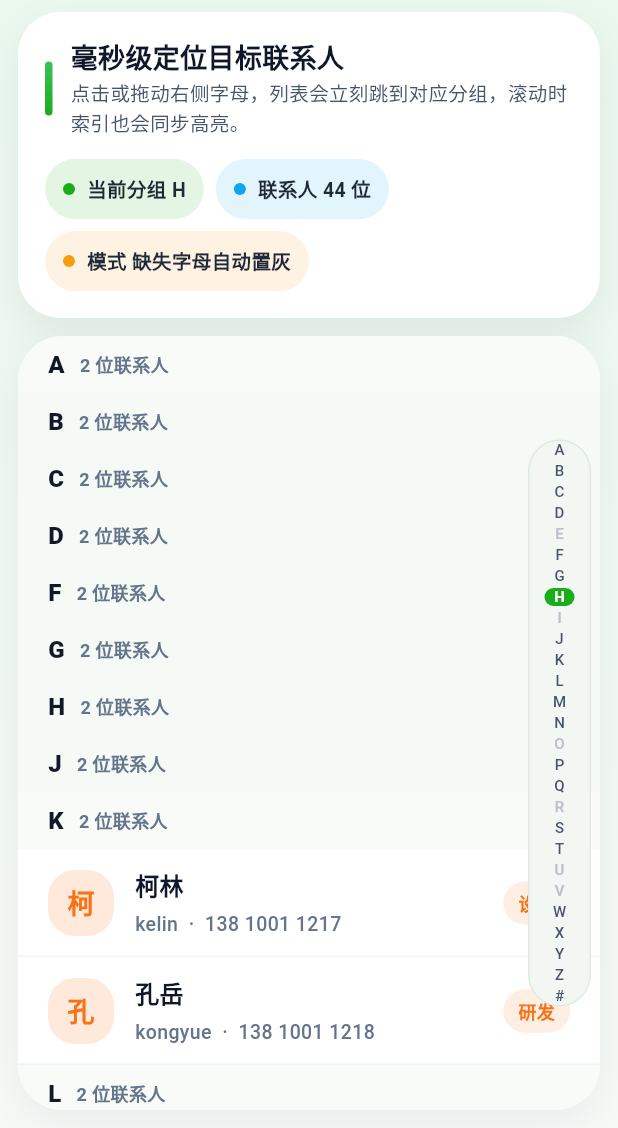
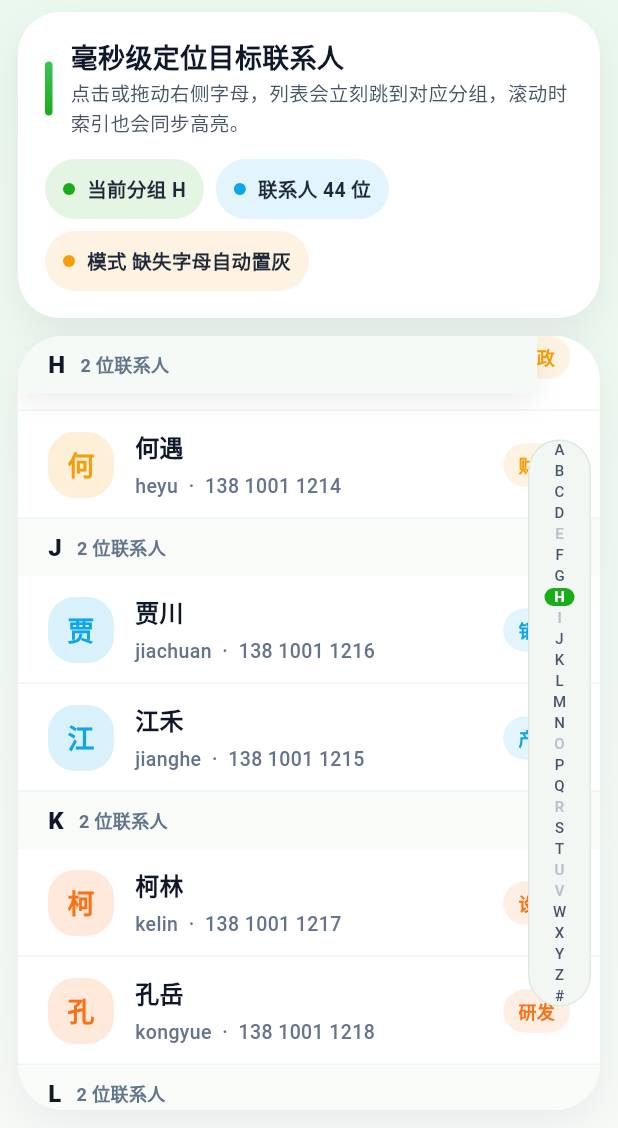
Before and after one commit to HanQiGod/wechat_index_demo, a Flutter app: the screen it shows after launch, scrolled down 1152 dp, on a phone screen of 412 x 824 dp, the part 108-1236 px from its top. Run offline on Flutter 3.47's test engine with Material 3 defaults, Android fonts, the phone set to English and light mode, and no system bars.

Commit message:
refactor(contacts): 替换持久化头部委托为自定义组件
- 移除 SliverPersistentHeader 和 SectionHeaderDelegate 类
- 添加 _buildSectionHeader 方法用于构建节标题组件
- 添加 _buildFloatingSectionHeader 方法用于构建浮动节标题
- 使用 SliverToBoxAdapter 替代 SliverPersistentHeader
- 在合适位置添加浮动节标题显示
- 简化头部样式的条件逻辑实现浮动效果

```diff
--- a/lib/main.dart
+++ b/lib/main.dart
@@ -184,12 +184,10 @@ class _ContactIndexDemoPageState extends State<ContactIndexDemoPage> {
 
     for (final ContactSection section in _sections) {
       slivers.add(
-        SliverPersistentHeader(
-          pinned: true,
-          delegate: SectionHeaderDelegate(
+        SliverToBoxAdapter(
+          child: _buildSectionHeader(
             letter: section.letter,
             count: section.contacts.length,
-            height: _sectionHeaderExtent,
           ),
         ),
       );
@@ -210,6 +208,77 @@ class _ContactIndexDemoPageState extends State<ContactIndexDemoPage> {
 
     slivers.add(const SliverToBoxAdapter(child: SizedBox(height: 20)));
     return slivers;
+  }
+
+  Widget _buildSectionHeader({
+    required String letter,
+    required int count,
+    bool floating = false,
+  }) {
+    return DecoratedBox(
+      decoration: BoxDecoration(
+        color: floating ? const Color(0xFFF5FAF6) : const Color(0xFFF8FBF8),
+        boxShadow: floating
+            ? const <BoxShadow>[
+                BoxShadow(
+                  color: Color(0x120F172A),
+                  blurRadius: 14,
+                  offset: Offset(0, 6),
+                ),
+              ]
+            : null,
+      ),
+      child: SizedBox(
+        height: _sectionHeaderExtent,
+        child: Padding(
+          padding: const EdgeInsets.symmetric(horizontal: 20),
+          child: Row(
+            children: <Widget>[
+              Text(
+                letter,
+                style: const TextStyle(
+                  fontSize: 16,
+                  fontWeight: FontWeight.w800,
+                  color: Color(0xFF111827),
+                ),
+              ),
+              const SizedBox(width: 10),
+              Text(
+                '$count 位联系人',
+                style: const TextStyle(
+                  fontSize: 12,
+                  color: Color(0xFF64748B),
+                  fontWeight: FontWeight.w600,
+                ),
+              ),
+            ],
+          ),
+        ),
+      ),
+    );
+  }
+
+  Widget _buildFloatingSectionHeader() {
+    final ContactSection? section = _sectionMap[_currentLetter];
+    if (section == null) {
+      return const SizedBox.shrink();
+    }
+
+    return IgnorePointer(
+      child: AnimatedSwitcher(
+        duration: const Duration(milliseconds: 160),
+        switchInCurve: Curves.easeOutCubic,
+        switchOutCurve: Curves.easeInCubic,
+        child: SizedBox(
+          key: ValueKey<String>('floating-header-${section.letter}'),
+          child: _buildSectionHeader(
+            letter: section.letter,
+            count: section.contacts.length,
+            floating: true,
+          ),
+        ),
+      ),
+    );
   }
 
   Widget _buildSummaryChip({
@@ -622,6 +691,12 @@ class _ContactIndexDemoPageState extends State<ContactIndexDemoPage> {
                                 slivers: _buildSlivers(),
                               ),
                               Positioned(
+                                top: 0,
+                                left: 0,
+                                right: 42,
+                                child: _buildFloatingSectionHeader(),
+                              ),
+                              Positioned(
                                 right: 6,
                                 top: 0,
                                 bottom: 0,
@@ -654,67 +729,6 @@ class _ContactIndexDemoPageState extends State<ContactIndexDemoPage> {
         ),
       ),
     );
-  }
-}
-
-class SectionHeaderDelegate extends SliverPersistentHeaderDelegate {
-  const SectionHeaderDelegate({
-    required this.letter,
-    required this.count,
-    required this.height,
-  });
-
-  final String letter;
-  final int count;
-  final double height;
-
-  @override
-  Widget build(
-    BuildContext context,
-    double shrinkOffset,
-    bool overlapsContent,
-  ) {
-    return Container(
-      color: overlapsContent
-          ? const Color(0xFFF5FAF6)
-          : const Color(0xFFF8FBF8),
-      padding: const EdgeInsets.symmetric(horizontal: 20),
-      alignment: Alignment.centerLeft,
-      child: Row(
-        children: <Widget>[
-          Text(
-            letter,
-            style: const TextStyle(
-              fontSize: 16,
-              fontWeight: FontWeight.w800,
-              color: Color(0xFF111827),
-            ),
-          ),
-          const SizedBox(width: 10),
-          Text(
-            '$count 位联系人',
-            style: const TextStyle(
-              fontSize: 12,
-              color: Color(0xFF64748B),
-              fontWeight: FontWeight.w600,
-            ),
-          ),
-        ],
-      ),
-    );
-  }
-
-  @override
-  double get maxExtent => height;
-
-  @override
-  double get minExtent => height;
-
-  @override
-  bool shouldRebuild(covariant SectionHeaderDelegate oldDelegate) {
-    return letter != oldDelegate.letter ||
-        count != oldDelegate.count ||
-        height != oldDelegate.height;
   }
 }
 
```
